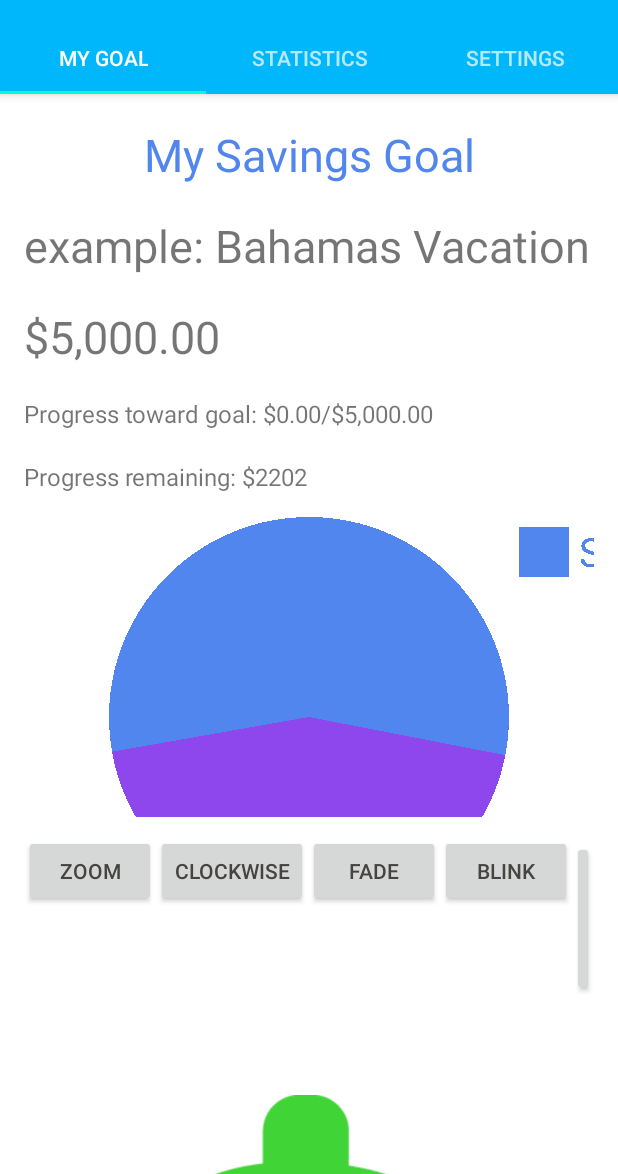
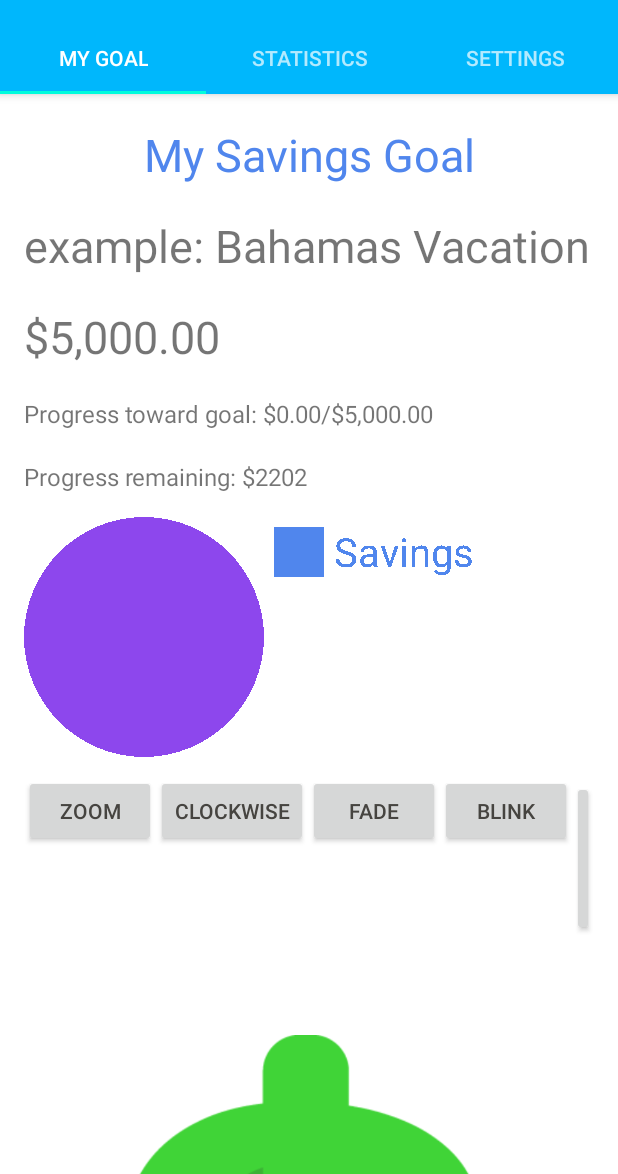
Before and after one commit to AndroidAtelier/lunch-in, an Android app: the screen it shows after launch (MainActivity), on a phone screen of 412 x 824 dp, the part 62-1236 px from its top. Run offline under Robolectric (Android 15) with nearby library versions, the light colour scheme and no system bars; libraries missing offline, so code that uses them is left out: nl.qbusict.cupboard; 4 statements that could not run were skipped.

Commit message:
Update PieChartView with progress

```diff
--- a/app/src/main/java/com/github/androidatelier/lunchin/component/ui/PieChartView.java
+++ b/app/src/main/java/com/github/androidatelier/lunchin/component/ui/PieChartView.java
@@ -2,7 +2,6 @@ package com.github.androidatelier.lunchin.component.ui;
 
 import android.content.Context;
 import android.graphics.Canvas;
-import android.graphics.Color;
 import android.graphics.Paint;
 import android.graphics.RectF;
 import android.util.AttributeSet;
@@ -13,7 +12,7 @@ public class PieChartView extends View {
     private Paint paint;
     private Paint bgpaint;
     private RectF rect;
-    private float percentage;
+    private double percentage;
 
     public PieChartView(Context context) {
         super(context);
@@ -46,7 +45,6 @@ public class PieChartView extends View {
 
         rect = new RectF();
         percentage = 55.96f;
-        setWillNotDraw(false);
     }
 
 
@@ -56,14 +54,15 @@ public class PieChartView extends View {
 
         //Log.v(TAG, "PieChartView onDraw");
 
-        int left = 100;
-        int width = 400;
+        int left = 0;
+        int height = canvas.getHeight();
         int top = 0;
-        rect.set(left, top, left + width, top + width);
+        rect.set(left, top, left + height, top + height);
 
         //drawArc(RectF oval, float startAngle, float sweepAngle, boolean useCenter, Paint paint)
         //draw background circle
-        canvas.drawArc(rect, -90, 360, true, bgpaint);
+
+        canvas.drawArc(rect, 0, 360, true, bgpaint);
         if (percentage != 0) {
             // draw the percentage arc
             int sweepAngle = (int) (360 * (percentage / 100.f));
@@ -71,11 +70,11 @@ public class PieChartView extends View {
             canvas.drawArc(rect, startAngle, sweepAngle, true, paint);
         }
 
-        canvas.drawRect(left + width + 10, top + 10, left + width + 10 + 50, top + 10 + 50, paint);
-        canvas.drawText("Savings", left + width + 10 + 50 + 10, top + 10 + 40, paint);
+        canvas.drawRect(left + height + 10, top + 10, left + height + 10 + 50, top + 10 + 50, paint);
+        canvas.drawText("Savings", left + height + 10 + 50 + 10, top + 10 + 40, paint);
     }
 
-    public void setPercentage(float percentage) {
+    public void setPercentage(double percentage) {
         this.percentage = percentage;
         // forces a redraw
         invalidate();
--- a/app/src/main/java/com/github/androidatelier/lunchin/fragment/MyGoalFragment.java
+++ b/app/src/main/java/com/github/androidatelier/lunchin/fragment/MyGoalFragment.java
@@ -19,6 +19,7 @@ import android.widget.Toast;
 
 import com.github.androidatelier.database.LunchInApi;
 import com.github.androidatelier.lunchin.R;
+import com.github.androidatelier.lunchin.component.ui.PieChartView;
 import com.github.androidatelier.lunchin.model.SettingsAccess;
 import com.github.androidatelier.lunchin.notification.NotificationUtil;
 import com.github.androidatelier.lunchin.util.Formatter;
@@ -30,12 +31,14 @@ public class MyGoalFragment extends Fragment implements Updateable {
     private LunchInApi mLunchInApi;
 
     private TextView mGoalProgress;
+    private PieChartView mPieChartView;
     ImageView imageView;
 
     @Override
     public View onCreateView(LayoutInflater inflater, @Nullable ViewGroup container, @Nullable Bundle savedInstanceState) {
         View v =inflater.inflate(R.layout.fragment_my_goal,container,false);
         mGoalProgress = (TextView) v.findViewById(R.id.fragment_my_goal_progress_gained);
+        mPieChartView = (PieChartView) v.findViewById(R.id.pie_chart_view);
 
         mSettingsAccess = new SettingsAccess(getActivity());
         mLunchInApi = new LunchInApi(getActivity());
@@ -120,13 +123,16 @@ public class MyGoalFragment extends Fragment implements Updateable {
         if (activity == null || activity.isFinishing()) {
             return;
         }
+
         double averageLunchCost = mSettingsAccess.getAverageLunchCost();
         int goal = mSettingsAccess.getSavingsGoalValue();
         int numLunchIns = mLunchInApi.getNumberOfLunchIns();
+        double progress = numLunchIns * averageLunchCost;
 
         mGoalProgress.setText(getString(R.string.goal_progress,
-                Formatter.formatDoubleToCurrencyUSD(numLunchIns * averageLunchCost),
+                Formatter.formatDoubleToCurrencyUSD(progress),
                 Formatter.formatIntToCurrencyUSD(goal)));
+        mPieChartView.setPercentage(progress * 100 / goal);
     }
 
     // animation
--- a/app/src/main/res/layout/fragment_my_goal.xml
+++ b/app/src/main/res/layout/fragment_my_goal.xml
@@ -61,8 +61,8 @@
 
         <view
             android:id="@+id/pie_chart_view"
-            android:layout_width="400dip"
-            android:layout_height="200dip"
+            android:layout_width="match_parent"
+            android:layout_height="160dp"
             android:layout_marginTop="@dimen/activity_vertical_margin"
             android:layout_marginBottom="@dimen/activity_vertical_margin"
             android:layout_gravity="center"
```
